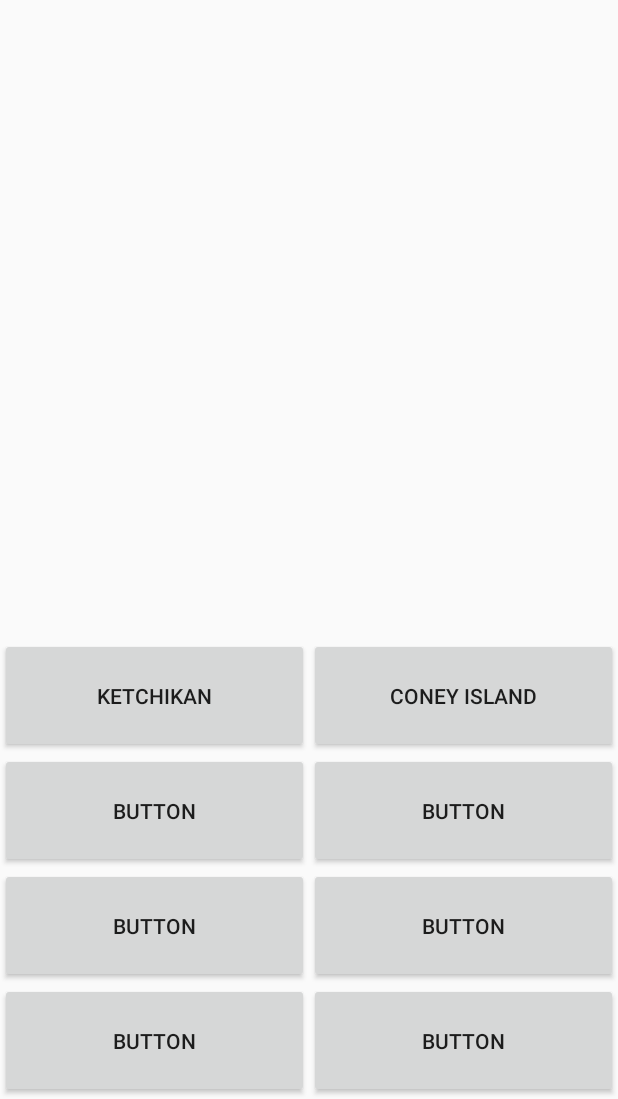
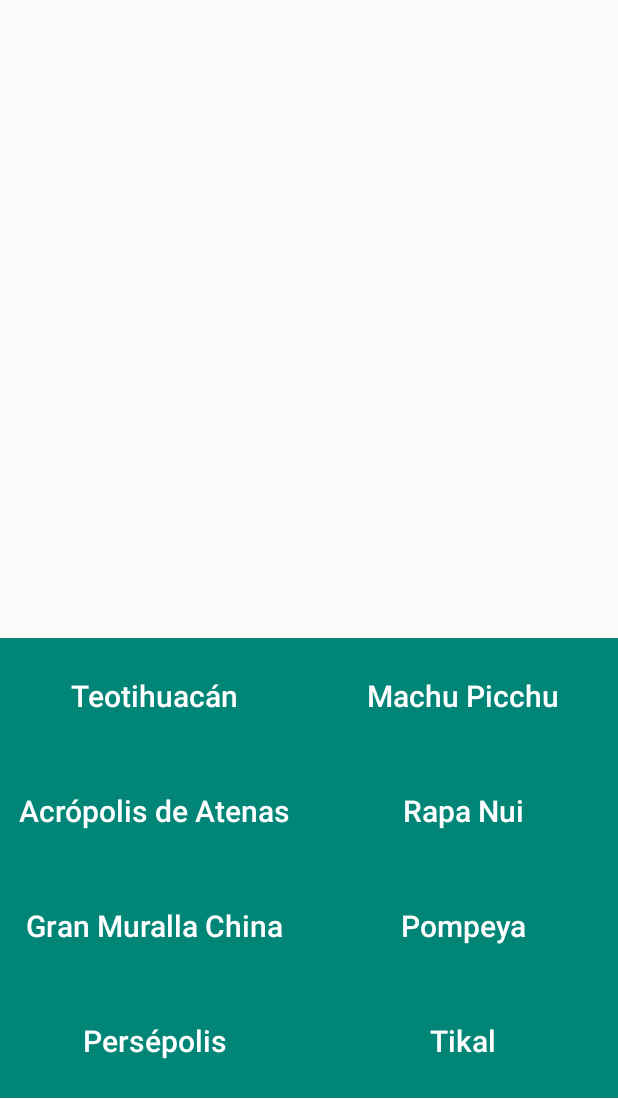
Before and after one commit to SilviaMH/GoogleMapsBasicApp, an Android app: the screen it shows after launch (MainActivity), on a phone screen of 412 x 824 dp, the part 137-1236 px from its top. Run offline under Robolectric (Android 15) with nearby library versions, the phone set to English and light mode, and no system bars.

Commit message:
Se agregaron más coordenadas en el mapa y se le dio formato a los botones.

```diff
--- a/app/src/main/java/com/cic/ipn/google_maps_basic_app/MainActivity.java
+++ b/app/src/main/java/com/cic/ipn/google_maps_basic_app/MainActivity.java
@@ -46,14 +46,14 @@ public class MainActivity extends AppCompatActivity implements OnMapReadyCallbac
     private void initMarkers() {
         int numero_sitios = 8;
         this.sitios = new LatLng[numero_sitios];
-        this.sitios[0] = new LatLng(55.342220,-131.646118);
-        this.sitios[1] = new LatLng(36.592819,-93.397842);
-        this.sitios[2] = new LatLng(1,2);
-        this.sitios[3] = new LatLng(1,2);
-        this.sitios[4] = new LatLng(1,2);
-        this.sitios[5] = new LatLng(1,2);
-        this.sitios[6] = new LatLng(1,2);
-        this.sitios[7] = new LatLng(1,2);
+        this.sitios[0] = new LatLng(19.685520,-98.868019);
+        this.sitios[1] = new LatLng(-13.164419,-72.544764);
+        this.sitios[2] = new LatLng(37.971722,23.726382);
+        this.sitios[3] = new LatLng(-27.104671,-109.360481);
+        this.sitios[4] = new LatLng(40.431908,116.570374);
+        this.sitios[5] = new LatLng(40.749180,14.500740);
+        this.sitios[6] = new LatLng(29.935167,52.890404);
+        this.sitios[7] = new LatLng(17.222040,-89.623703);
     }
 
     private void moveCameraToPosition(LatLng newPosition) {
--- a/app/src/main/res/layout/activity_main.xml
+++ b/app/src/main/res/layout/activity_main.xml
@@ -25,18 +25,26 @@
             android:layout_width="0dp"
             android:layout_height="match_parent"
             android:layout_weight="1"
+            android:background="@color/colorPrimary"
             android:onClick="onClick"
             android:tag="0"
-            android:text="@string/button_Ketchikan" />
+            android:text="@string/button_Teotihuacán"
+            android:textAllCaps="false"
+            android:textColor="#FFFFFF"
+            android:textSize="20sp" />
 
         <Button
             android:id="@+id/buttonSitioDos"
             android:layout_width="0dp"
             android:layout_height="match_parent"
             android:layout_weight="1"
+            android:background="@color/colorPrimary"
             android:onClick="onClick"
             android:tag="1"
-            android:text="@string/button_ConeyIsland" />
+            android:text="@string/button_MachuPicchu"
+            android:textAllCaps="false"
+            android:textColor="#FFFFFF"
+            android:textSize="20sp" />
     </LinearLayout>
 
     <LinearLayout
@@ -50,18 +58,26 @@
             android:layout_width="0dp"
             android:layout_height="match_parent"
             android:layout_weight="1"
+            android:background="@color/colorPrimary"
             android:onClick="onClick"
             android:tag="2"
-            android:text="Button" />
+            android:text="@string/button_Acropolis"
+            android:textAllCaps="false"
+            android:textColor="#FFFFFF"
+            android:textSize="20sp" />
 
         <Button
             android:id="@+id/buttonSitioCuatro"
             android:layout_width="0dp"
             android:layout_height="match_parent"
             android:layout_weight="1"
+            android:background="@color/colorPrimary"
             android:onClick="onClick"
             android:tag="3"
-            android:text="Button" />
+            android:text="@string/button_RapaNui"
+            android:textAllCaps="false"
+            android:textColor="#FFFFFF"
+            android:textSize="20sp" />
     </LinearLayout>
 
     <LinearLayout
@@ -75,16 +91,26 @@
             android:layout_width="0dp"
             android:layout_height="match_parent"
             android:layout_weight="1"
+            android:background="@color/colorPrimary"
+            android:onClick="onClick"
             android:tag="4"
-            android:text="Button" />
+            android:text="@string/button_MurallaChina"
+            android:textAllCaps="false"
+            android:textColor="#FFFFFF"
+            android:textSize="20sp" />
 
         <Button
             android:id="@+id/buttonSitioSeis"
             android:layout_width="0dp"
             android:layout_height="match_parent"
             android:layout_weight="1"
+            android:background="@color/colorPrimary"
+            android:onClick="onClick"
             android:tag="5"
-            android:text="Button" />
+            android:text="@string/button_Pompeya"
+            android:textAllCaps="false"
+            android:textColor="#FFFFFF"
+            android:textSize="20sp" />
     </LinearLayout>
 
     <LinearLayout
@@ -98,15 +124,25 @@
             android:layout_width="0dp"
             android:layout_height="match_parent"
             android:layout_weight="1"
+            android:background="@color/colorPrimary"
+            android:onClick="onClick"
             android:tag="6"
-            android:text="Button" />
+            android:text="@string/button_Persépolis"
+            android:textAllCaps="false"
+            android:textColor="#FFFFFF"
+            android:textSize="20sp" />
 
         <Button
             android:id="@+id/buttonSitioOcho"
             android:layout_width="0dp"
             android:layout_height="match_parent"
             android:layout_weight="1"
+            android:background="@color/colorPrimary"
+            android:onClick="onClick"
             android:tag="7"
-            android:text="Button" />
+            android:text="@string/button_Tikal"
+            android:textAllCaps="false"
+            android:textColor="#FFFFFF"
+            android:textSize="20sp" />
     </LinearLayout>
 </LinearLayout>
--- a/app/src/main/res/values/strings.xml
+++ b/app/src/main/res/values/strings.xml
@@ -1,6 +1,12 @@
 <resources>
     <string name="app_name">GoogleMapsBasicApp</string>
     <string name="title_activity_maps">Map</string>
-    <string name="button_Ketchikan">Ketchikan</string>
-    <string name="button_ConeyIsland">Coney Island</string>
+    <string name="button_RapaNui">Rapa Nui</string>
+    <string name="button_MurallaChina">Gran Muralla China</string>
+    <string name="button_Teotihuacán">Teotihuacán</string>
+    <string name="button_Acropolis">Acrópolis de Atenas</string>
+    <string name="button_Pompeya">Pompeya</string>
+    <string name="button_Tikal">Tikal</string>
+    <string name="button_Persépolis">Persépolis</string>
+    <string name="button_MachuPicchu">Machu Picchu</string>
 </resources>
```
